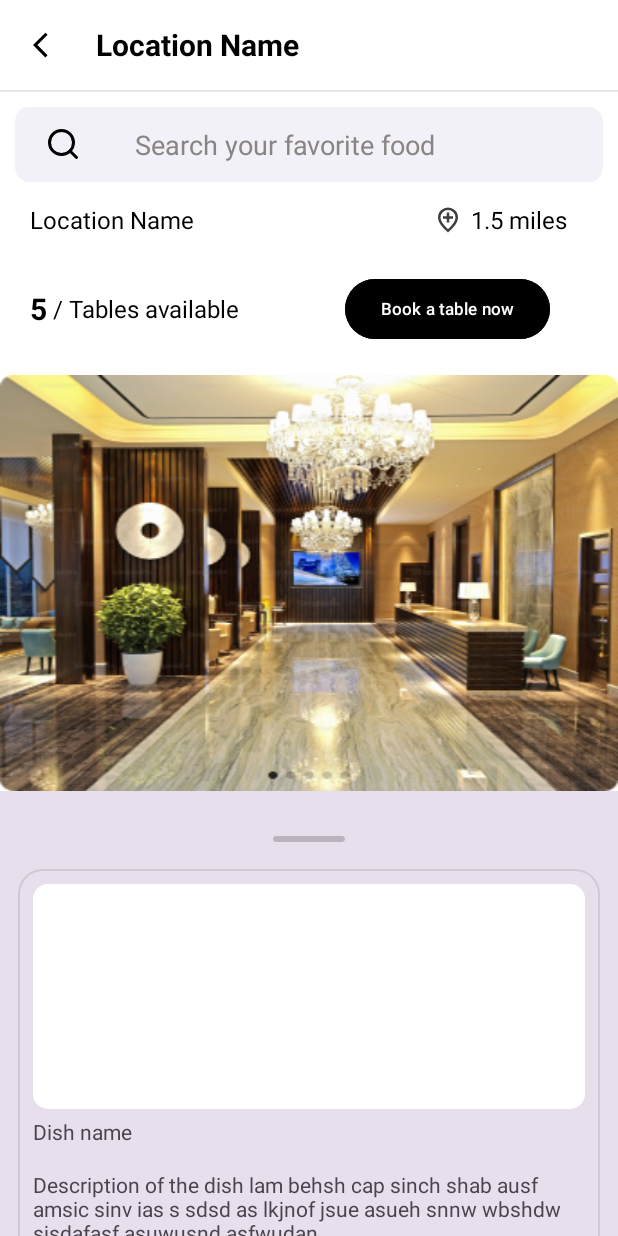
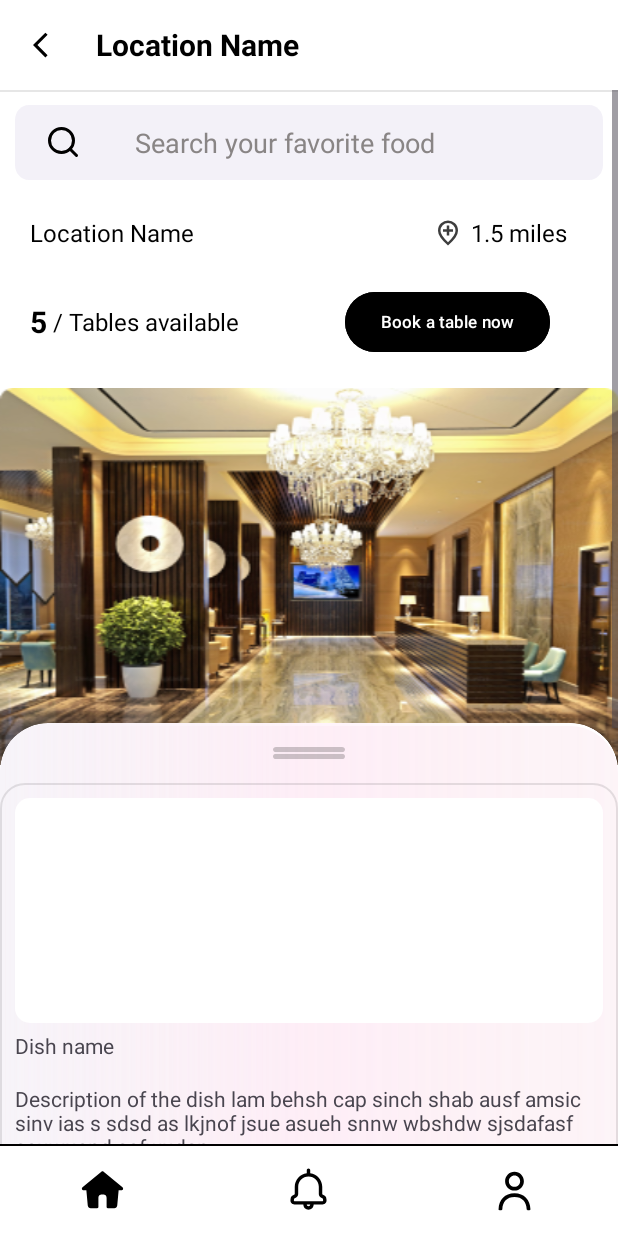
Before and after one commit to mzst-26/Don-tJustEat, an Android app: the customer_location_detail screen opened directly, with no data from a screen before it, on a phone screen of 412 x 824 dp. Run offline under Robolectric (Android 15) with nearby library versions, the phone set to English and light mode, and no system bars.

Commit message:
Refactor layouts and insets for improved UI consistency
Replaced header_search_background with new pink background drawables for a consistent look. Updated bottom sheet backgrounds and handle visuals, adjusted map and layout heights, and improved window inset handling in customer_booking and customer_location_detail. Applied insets programmatically and made layout structure more flexible for better system bar compatibility.

```diff
--- a/app/src/main/java/com/example/dontjusteat/Modules.java
+++ b/app/src/main/java/com/example/dontjusteat/Modules.java
@@ -17,7 +17,7 @@ public class Modules {
 
         Window window = activity.getWindow();
 
-        // Let content extend behind system bars so we can manually adjust it
+        // this allows manual control of insets
         WindowCompat.setDecorFitsSystemWindows(window, false);
 
         View root = activity.findViewById(rootViewId);
@@ -25,11 +25,14 @@ public class Modules {
         ViewCompat.setOnApplyWindowInsetsListener(root, (v, insets) -> {
             Insets bars = insets.getInsets(WindowInsetsCompat.Type.systemBars());
 
-            // Restrict height by using a bottom margin instead of padding
             ViewGroup.LayoutParams lp = v.getLayoutParams();
             if (lp instanceof ViewGroup.MarginLayoutParams) {
                 ViewGroup.MarginLayoutParams mlp = (ViewGroup.MarginLayoutParams) lp;
-                mlp.bottomMargin = bars.bottom;   // space used by nav bar
+
+                // prevent page from going behind system bars
+                mlp.topMargin = bars.top;      // status bar height
+                mlp.bottomMargin = bars.bottom; // nav bar height
+
                 v.setLayoutParams(mlp);
             }
 
@@ -38,4 +41,5 @@ public class Modules {
 
         ViewCompat.requestApplyInsets(root);
     }
+
 }
--- a/app/src/main/java/com/example/dontjusteat/customer_booking.java
+++ b/app/src/main/java/com/example/dontjusteat/customer_booking.java
@@ -62,7 +62,7 @@ public class customer_booking extends AppCompatActivity {
                 // Minimum visible height: lip to lip with map bottom
                 int mapBottom = mapView.getBottom();
                 int peekHeight = parentHeight - mapBottom;
-                bottomSheetBehavior.setPeekHeight(peekHeight);
+                bottomSheetBehavior.setPeekHeight(peekHeight + dpToPx(100));
 
                 // Maximum expansion: up to below the header (covers map but keeps header visible)
                 int headerHeight = header.getHeight();
@@ -80,6 +80,8 @@ public class customer_booking extends AppCompatActivity {
             startActivity(intent);
 
         });
+        // Apply window insets
+        Modules.applyWindowInsets(this, R.id.rootView);
     }
 
     // Helper method: convert dp to pixels
--- a/app/src/main/java/com/example/dontjusteat/customer_location_detail.java
+++ b/app/src/main/java/com/example/dontjusteat/customer_location_detail.java
@@ -67,7 +67,7 @@ public class customer_location_detail extends AppCompatActivity {
                 // Minimum visible height: lip to lip with map bottom
                 int mapBottom = Upper_container.getBottom();
                 int peekHeight = parentHeight - mapBottom;
-                bottomSheetBehavior.setPeekHeight(peekHeight);
+                bottomSheetBehavior.setPeekHeight(peekHeight + + dpToPx(28));
 
                 // Maximum expansion: up to below the header (covers map but keeps header visible)
                 int headerHeight = header.getHeight();
@@ -85,6 +85,9 @@ public class customer_location_detail extends AppCompatActivity {
 
         });
 
+        // Apply window insets
+        Modules.applyWindowInsets(this, R.id.rootView);
+
     }
 
     // Helper method: convert dp to pixels
--- a/app/src/main/res/drawable/edit.xml
+++ b/app/src/main/res/drawable/edit.xml
@@ -1,4 +1,4 @@
-<vector xmlns:android="http://schemas.android.com/apk/res/android" android:height="32dp" android:viewportHeight="24" android:viewportWidth="24" android:width="32dp">
+<vector xmlns:android="http://schemas.android.com/apk/res/android" android:height="32dp" android:viewportHeight="28" android:viewportWidth="28" android:width="32dp">
 
     <path android:fillAlpha="0.9" android:fillColor="#000000" android:pathData="M6.329,19.973L9.329,19.473C9.74,19.404 10.119,19.209 10.414,18.914L19.06,10.267C20.037,9.291 20.037,7.709 19.06,6.732L17.268,4.939C16.352,4.024 14.904,3.967 13.922,4.768L13.732,4.939L5.086,13.586C4.791,13.881 4.596,14.26 4.527,14.671L4.027,17.671C3.921,18.308 4.129,18.957 4.586,19.414C5.043,19.871 5.692,20.079 6.329,19.973ZM13.957,7.543L15.146,6.353C15.342,6.158 15.658,6.158 15.854,6.353L17.646,8.146L17.711,8.225C17.839,8.419 17.817,8.683 17.646,8.853L16.457,10.043L13.957,7.543ZM6.5,15L12.543,8.957L15.043,11.457L9,17.5L6,18L6.5,15Z"/>
 
--- a/app/src/main/res/drawable/handle.xml
+++ b/app/src/main/res/drawable/handle.xml
@@ -1,18 +1,25 @@
-<vector
-    xmlns:android="http://schemas.android.com/apk/res/android"
-    xmlns:aapt="http://schemas.android.com/aapt"
+<vector xmlns:android="http://schemas.android.com/apk/res/android"
     android:width="48dp"
-    android:height="4dp"
+    android:height="14dp"
     android:viewportWidth="48"
-    android:viewportHeight="4"
-    >
-    <group>
+    android:viewportHeight="14">
+
+    <!-- Top Bar (6dp height) -->
+    <group android:translateY="0">
         <clip-path
-            android:pathData="M2 0H46C47.1046 0 48 0.895431 48 2C48 3.10457 47.1046 4 46 4H2C0.895431 4 0 3.10457 0 2C0 0.895431 0.895431 0 2 0Z"
-            />
+            android:pathData="M2 0H46C47.1 0 48 1.1 48 3C48 4.9 47.1 6 46 6H2C0.9 6 0 4.9 0 3C0 1.1 0.9 0 2 0Z" />
         <path
-            android:pathData="M0 0V4H48V0"
-            android:fillColor="#33000000"
-            />
+            android:pathData="M0 0V6H48V0"
+            android:fillColor="#33000000" />
     </group>
+
+    <!-- Bottom Bar (6dp tall, shifted down by 8dp → 6dp bar + 2dp gap) -->
+    <group android:translateY="8">
+        <clip-path
+            android:pathData="M2 0H46C47.1 0 48 1.1 48 3C48 4.9 47.1 6 46 6H2C0.9 6 0 4.9 0 3C0 1.1 0.9 0 2 0Z" />
+        <path
+            android:pathData="M0 0V6H48V0"
+            android:fillColor="#33000000" />
+    </group>
+
 </vector>
--- /dev/null
+++ b/app/src/main/res/drawable/pink_back_top_radius.xml
@@ -0,0 +1,40 @@
+<?xml version="1.0" encoding="utf-8"?>
+<layer-list xmlns:android="http://schemas.android.com/apk/res/android">
+
+    <!-- BASE BACKGROUND -->
+    <item>
+        <shape android:shape="rectangle">
+            <solid android:color="#FFF7F4F9" /> <!-- very soft pink base -->
+            <corners android:radius="32dp" />
+        </shape>
+    </item>
+
+    <!-- TOP GLOSS HIGHLIGHT (soft bright pink glow) -->
+    <item android:top="0dp">
+        <shape android:shape="rectangle">
+            <gradient
+                android:startColor="#FFFFFFFF"
+                android:centerColor="#FFFFF3FA"
+                android:endColor="#00FFFFFF"
+                android:angle="180" />
+            <corners
+                android:topLeftRadius="32dp"
+                android:topRightRadius="32dp" />
+        </shape>
+    </item>
+
+    <!-- TOP SHADOW (pinkish subtle drop shadow) -->
+    <item android:top="2dp">
+        <shape android:shape="rectangle">
+            <gradient
+                android:startColor="#33F4C9D9"
+                android:centerColor="#20F4C9D9"
+                android:endColor="#00000000"
+                android:angle="180" />
+                <corners
+                android:topLeftRadius="32dp"
+                android:topRightRadius="32dp" />
+        </shape>
+    </item>
+
+</layer-list>
--- a/app/src/main/res/layout/customer_location_detail.xml
+++ b/app/src/main/res/layout/customer_location_detail.xml
@@ -6,12 +6,14 @@
     android:layout_height="match_parent"
     android:fitsSystemWindows="true"
     android:background="@color/white"
+    android:id="@+id/rootView"
     >
 
     <androidx.constraintlayout.widget.ConstraintLayout
         android:layout_width="match_parent"
         android:layout_height="wrap_content"
-        android:id="@+id/Upper_container">
+        android:id="@+id/Upper_container"
+        >
 
     <!--Header-->
     <LinearLayout
@@ -20,8 +22,8 @@
         android:layout_height="60dp"
         android:orientation="horizontal"
         android:gravity="center_vertical"
+        app:layout_constraintTop_toTopOf="parent"
         >
-
         <!-- Back Button !-->
         <ImageView
             android:id="@+id/back_button"
@@ -58,6 +60,22 @@
         app:layout_constraintStart_toStartOf="parent"
         app:layout_constraintEnd_toEndOf="parent"
         />
+
+    <!-- Scrollable content -->
+    <ScrollView
+        android:id="@+id/scroll_container"
+        android:layout_width="match_parent"
+        android:layout_height="450dp"
+        android:maxHeight="450dp"
+        app:layout_constraintTop_toTopOf="@+id/divider"
+        app:layout_constraintStart_toStartOf="parent"
+        app:layout_constraintEnd_toEndOf="parent"
+        app:layout_constraintBottom_toTopOf="@+id/list">
+        <LinearLayout
+            android:id="@+id/top_content"
+            android:layout_width="match_parent"
+            android:layout_height="wrap_content"
+            android:orientation="vertical">
 
        <!-- search container -->
         <LinearLayout
@@ -210,9 +228,13 @@
 
                 />
         </LinearLayout>
+        </LinearLayout>
+
+    </ScrollView>
 
     </androidx.constraintlayout.widget.ConstraintLayout>
     <!--end of upper elements-->
+
 
 
     <!-- Bottom Sheet List -->
@@ -221,10 +243,11 @@
         android:layout_width="match_parent"
         android:layout_height="match_parent"
         android:orientation="vertical"
-        android:background="@drawable/list_view_background"
+        android:background="@drawable/pink_back_top_radius"
         android:clipToOutline="true"
         android:overScrollMode="ifContentScrolls"
         app:layout_behavior="com.google.android.material.bottomsheet.BottomSheetBehavior"
+
         >
 
         <!--Handle-->
@@ -233,13 +256,12 @@
             android:layout_width="match_parent"
             android:layout_height="40dp"
             android:gravity="center_vertical"
-            android:backgroundTint="@color/black"
             >
 
             <View
                 android:id="@+id/handle"
                 android:layout_width="48dp"
-                android:layout_height="4dp"
+                android:layout_height="8dp"
                 android:layout_alignParentBottom="true"
                 android:layout_centerHorizontal="true"
                 android:background="@drawable/handle" />
@@ -558,5 +580,10 @@
 
 
     </LinearLayout>
-
+    <include
+        android:id="@+id/customer_menu"
+        layout="@layout/customer_menu"
+        android:layout_width="match_parent"
+        android:layout_height="wrap_content"
+        android:layout_gravity="bottom" />
 </androidx.coordinatorlayout.widget.CoordinatorLayout>
```
Also changed, not shown: app/src/main/res/drawable/header_search_background.xml (deleted, +0 -16 lines), app/src/main/res/drawable/pink_back_no_radius.xml (added, +33 -0 lines), app/src/main/res/layout/customer_booking.xml (+11 -7 lines). Lines whose indentation alone changed are shown as unchanged.
